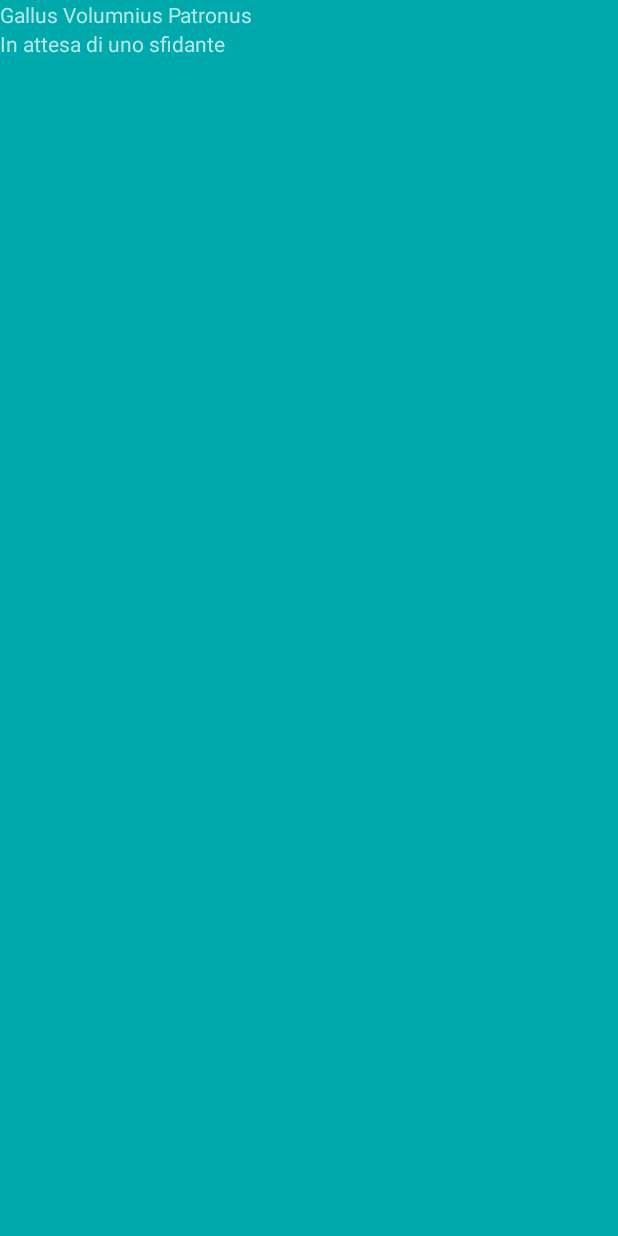
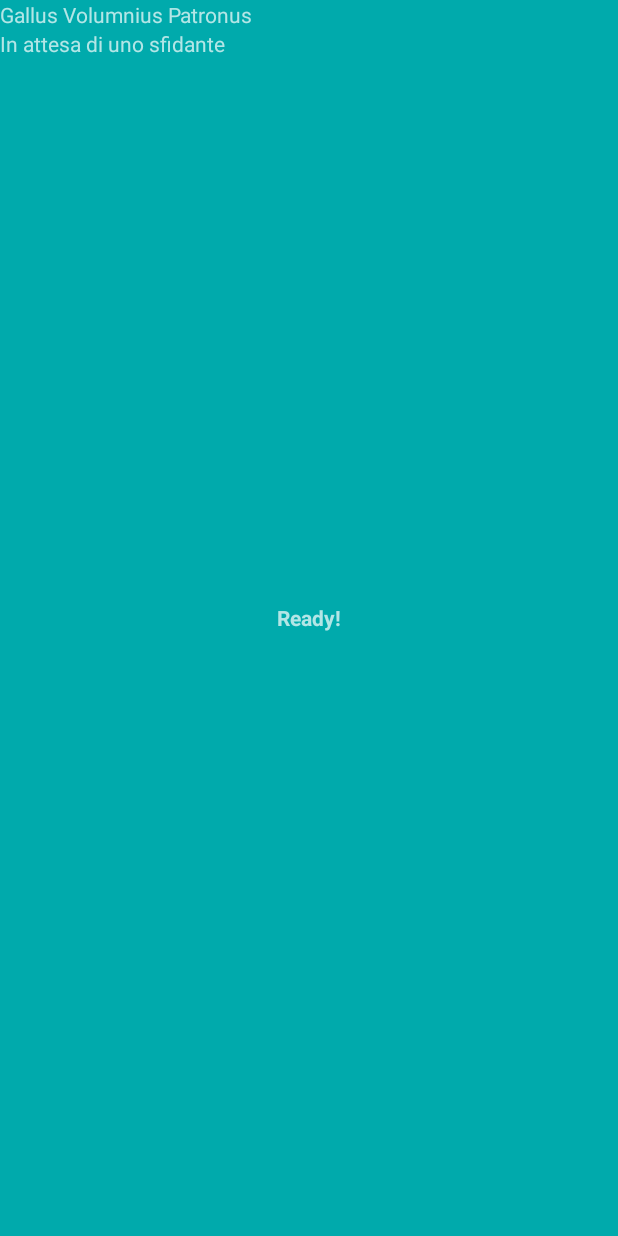
Before and after one commit to dis-org/Fency, an Android app: the screen it shows after launch (DuelModeActivity), after a tap on "- Duello", on a phone screen of 412 x 824 dp. Run offline under Robolectric (Android 15) with nearby library versions, the phone set to English and light mode, and no system bars; libraries missing offline, so code that uses them is left out: com.google.android.gms; 3 statements that could not run were skipped; 3 other taps on this screen came first.

Commit message:
fragmento.

```diff
--- a/app/src/main/java/disorganizzazione/fency/ConnectionFragment.kt
+++ /dev/null
@@ -1,16 +0,0 @@
-package disorganizzazione.fency
-
-import android.os.Bundle
-import android.support.v4.app.Fragment
-import android.view.LayoutInflater
-import android.view.View
-import android.view.ViewGroup
-
-class ConnectionFragment : Fragment() {
-
-    override fun onCreateView(inflater: LayoutInflater, container: ViewGroup?,
-                              savedInstanceState: Bundle?): View? {
-        // Inflate the layout for this fragment
-        return inflater.inflate(R.layout.connection_layout, container, false)
-    }
-}
--- a/app/src/main/java/disorganizzazione/fency/DuelModeActivity.kt
+++ b/app/src/main/java/disorganizzazione/fency/DuelModeActivity.kt
@@ -11,6 +11,7 @@ import com.google.android.gms.nearby.Nearby
 import com.google.android.gms.nearby.connection.*
 
 import kotlinx.android.synthetic.main.activity_duel_mode.*
+import kotlinx.android.synthetic.main.fragment_ready.*
 
 class DuelModeActivity: FencyModeActivity(){
 
@@ -93,9 +94,11 @@ class DuelModeActivity: FencyModeActivity(){
         //PROVA FRAGMENT
         val fragmentManager = supportFragmentManager
         val fragmentTransaction = fragmentManager.beginTransaction()
-        val fragment = ConnectionFragment()
+        val fragment = ReadyFragment()
         fragmentTransaction.add(R.id.fragment_container, fragment)
         fragmentTransaction.commit()
+
+        //var textView: TextView = findViewById(R.id.tv_prova)
         ////
 
         signaText.text = signum
@@ -123,6 +126,11 @@ class DuelModeActivity: FencyModeActivity(){
         resetGame()
 
         super.onPause()
+    }
+
+    fun onReady() {
+        // TODO
+        tv_prova.text = "Ready!"
     }
 
     /** Handles user acceptance (or denial) of our permission request.  */
@@ -181,10 +189,10 @@ class DuelModeActivity: FencyModeActivity(){
         Manifest.permission.CHANGE_WIFI_STATE,
         Manifest.permission.ACCESS_COARSE_LOCATION)
 
-        private val H_A_BYTE = 0.toByte()
-        private val L_A_BYTE = 1.toByte()
-        private val DRAW_BYTE = 2.toByte()
-        private val SCORE_BYTE = 3.toByte()
+        private const val H_A_BYTE = 0.toByte()
+        private const val L_A_BYTE = 1.toByte()
+        private const val DRAW_BYTE = 2.toByte()
+        private const val SCORE_BYTE = 3.toByte()
 
         /** Returns true if the app was granted all the permissions. Otherwise, returns false.  */
         private fun hasPermissions(context: Context, vararg permissions: String): Boolean {
--- a/app/src/main/java/disorganizzazione/fency/FencyModeActivity.kt
+++ b/app/src/main/java/disorganizzazione/fency/FencyModeActivity.kt
@@ -4,6 +4,7 @@ import android.media.MediaPlayer
 import android.os.Bundle
 import android.os.VibrationEffect
 import android.os.Vibrator
+import android.view.WindowManager
 
 abstract class FencyModeActivity: FencyActivity() {
 
@@ -24,6 +25,8 @@ abstract class FencyModeActivity: FencyActivity() {
 
     override fun onCreate(savedInstanceState: Bundle?) {
         super.onCreate(savedInstanceState)
+
+        window.addFlags(WindowManager.LayoutParams.FLAG_KEEP_SCREEN_ON)
 
         usor = Player(this)
         adversator = Player(this)
--- /dev/null
+++ b/app/src/main/java/disorganizzazione/fency/ReadyFragment.kt
@@ -0,0 +1,26 @@
+package disorganizzazione.fency
+
+import android.os.Bundle
+import android.support.v4.app.Fragment
+import android.view.LayoutInflater
+import android.view.View
+import android.view.ViewGroup
+import android.widget.TextView
+
+class ReadyFragment : Fragment() {
+
+    override fun onCreateView(inflater: LayoutInflater, container: ViewGroup?,
+                              savedInstanceState: Bundle?): View? {
+        // Inflate the layout for this fragment
+        return inflater.inflate(R.layout.fragment_ready, container, false)
+    }
+
+    override fun onViewCreated(view: View, savedInstanceState: Bundle?) {
+        super.onViewCreated(view, savedInstanceState)
+
+        var textView: TextView = view.findViewById(R.id.tv_prova)
+        textView.text = "Cambio"
+
+        (activity as DuelModeActivity).onReady()
+    }
+}
--- a/app/src/main/res/layout/connection_layout.xml
+++ /dev/null
@@ -1,7 +0,0 @@
-<?xml version="1.0" encoding="utf-8"?>
-<RelativeLayout
-    xmlns:android="http://schemas.android.com/apk/res/android"
-    android:layout_width="match_parent"
-    android:layout_height="match_parent">
-
-</RelativeLayout>
--- /dev/null
+++ b/app/src/main/res/layout/fragment_ready.xml
@@ -0,0 +1,16 @@
+<?xml version="1.0" encoding="utf-8"?>
+<RelativeLayout
+    xmlns:android="http://schemas.android.com/apk/res/android"
+    android:layout_width="match_parent"
+    android:layout_height="match_parent">
+
+    <TextView
+        android:id="@+id/tv_prova"
+        android:layout_width="wrap_content"
+        android:layout_height="wrap_content"
+        android:layout_centerHorizontal="false"
+        android:layout_centerInParent="true"
+        android:layout_centerVertical="false"
+        android:text="Hey!"
+        android:textStyle="bold" />
+</RelativeLayout>
```
